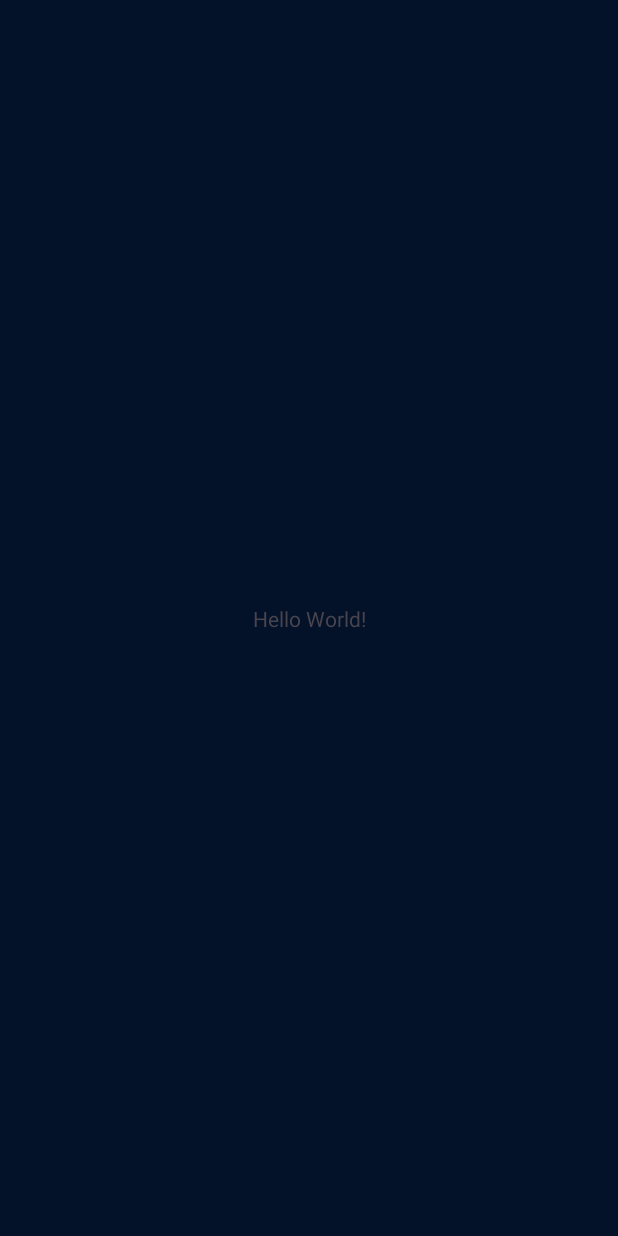
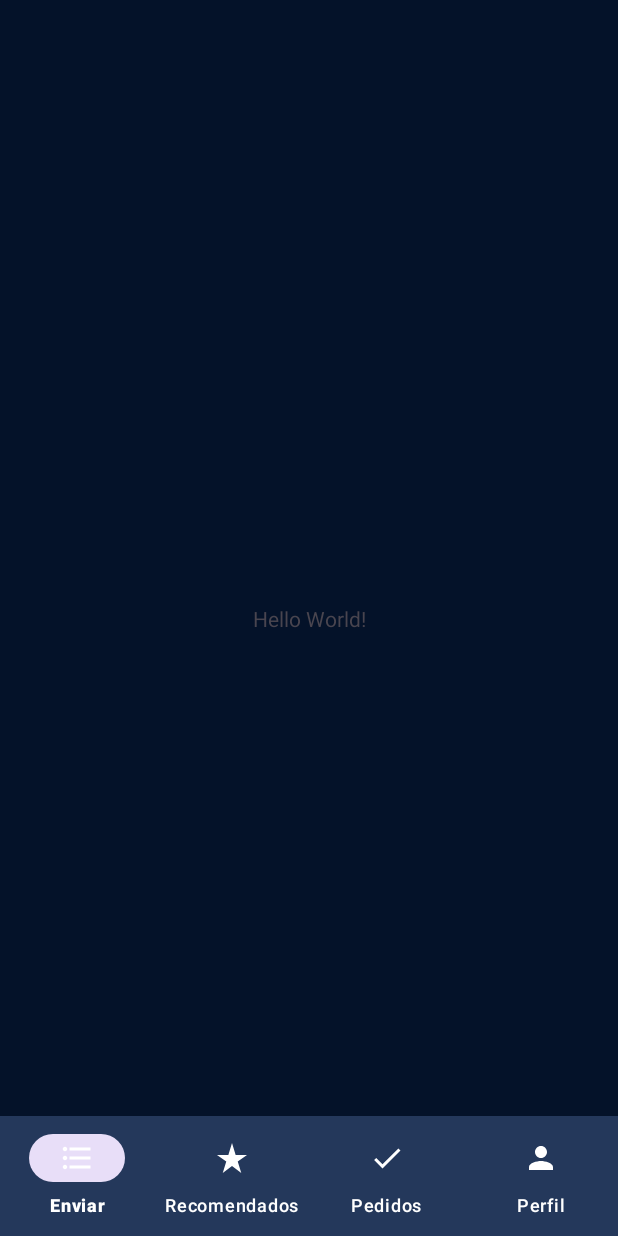
Before and after one commit to Martin-Ball/Preventapp, an Android app: the MainActivity screen opened directly, with no data from a screen before it, on a phone screen of 412 x 824 dp. Before the commit the screen is almost empty. Run offline under Robolectric (Android 15) with nearby library versions, the phone set to English and light mode, and no system bars.

Commit message:
navbar menu

```diff
--- a/app/src/main/java/com/martin/preventapp/View/MainActivity.kt
+++ b/app/src/main/java/com/martin/preventapp/View/MainActivity.kt
@@ -9,4 +9,6 @@ class MainActivity : AppCompatActivity() {
         super.onCreate(savedInstanceState)
         setContentView(R.layout.activity_main)
     }
+
+
 }
--- /dev/null
+++ b/app/src/main/res/drawable/ic_list.xml
@@ -0,0 +1,5 @@
+<vector android:autoMirrored="true" android:height="24dp"
+    android:tint="#000000" android:viewportHeight="24"
+    android:viewportWidth="24" android:width="24dp" xmlns:android="http://schemas.android.com/apk/res/android">
+    <path android:fillColor="@android:color/white" android:pathData="M4,10.5c-0.83,0 -1.5,0.67 -1.5,1.5s0.67,1.5 1.5,1.5 1.5,-0.67 1.5,-1.5 -0.67,-1.5 -1.5,-1.5zM4,4.5c-0.83,0 -1.5,0.67 -1.5,1.5S3.17,7.5 4,7.5 5.5,6.83 5.5,6 4.83,4.5 4,4.5zM4,16.5c-0.83,0 -1.5,0.68 -1.5,1.5s0.68,1.5 1.5,1.5 1.5,-0.68 1.5,-1.5 -0.67,-1.5 -1.5,-1.5zM7,19h14v-2L7,17v2zM7,13h14v-2L7,11v2zM7,5v2h14L21,5L7,5z"/>
+</vector>
--- /dev/null
+++ b/app/src/main/res/drawable/ic_order.xml
@@ -0,0 +1,5 @@
+<vector android:height="24dp" android:tint="#000000"
+    android:viewportHeight="24" android:viewportWidth="24"
+    android:width="24dp" xmlns:android="http://schemas.android.com/apk/res/android">
+    <path android:fillColor="@android:color/white" android:pathData="M9,16.17L4.83,12l-1.42,1.41L9,19 21,7l-1.41,-1.41z"/>
+</vector>
--- /dev/null
+++ b/app/src/main/res/drawable/ic_person.xml
@@ -0,0 +1,5 @@
+<vector android:height="24dp" android:tint="#000000"
+    android:viewportHeight="24" android:viewportWidth="24"
+    android:width="24dp" xmlns:android="http://schemas.android.com/apk/res/android">
+    <path android:fillColor="@android:color/white" android:pathData="M12,12c2.21,0 4,-1.79 4,-4s-1.79,-4 -4,-4 -4,1.79 -4,4 1.79,4 4,4zM12,14c-2.67,0 -8,1.34 -8,4v2h16v-2c0,-2.66 -5.33,-4 -8,-4z"/>
+</vector>
--- /dev/null
+++ b/app/src/main/res/drawable/ic_star.xml
@@ -0,0 +1,5 @@
+<vector android:height="24dp" android:tint="#000000"
+    android:viewportHeight="24" android:viewportWidth="24"
+    android:width="24dp" xmlns:android="http://schemas.android.com/apk/res/android">
+    <path android:fillColor="@android:color/white" android:pathData="M14.43,10l-2.43,-8l-2.43,8l-7.57,0l6.18,4.41l-2.35,7.59l6.17,-4.69l6.18,4.69l-2.35,-7.59l6.17,-4.41z"/>
+</vector>
--- a/app/src/main/res/layout/activity_login.xml
+++ b/app/src/main/res/layout/activity_login.xml
@@ -30,6 +30,7 @@
         app:layout_constraintBottom_toBottomOf="parent"
         app:layout_constraintEnd_toEndOf="parent"
         app:layout_constraintStart_toStartOf="parent"
-        app:layout_constraintTop_toBottomOf="@+id/textView" />
+        app:layout_constraintTop_toBottomOf="@+id/textView"
+        app:layout_constraintVertical_bias="0.265" />
 
 </androidx.constraintlayout.widget.ConstraintLayout>
--- a/app/src/main/res/layout/activity_main.xml
+++ b/app/src/main/res/layout/activity_main.xml
@@ -4,6 +4,7 @@
     xmlns:tools="http://schemas.android.com/tools"
     android:layout_width="match_parent"
     android:layout_height="match_parent"
+    android:focusableInTouchMode="false"
     tools:context=".View.MainActivity">
 
     <TextView
@@ -15,4 +16,18 @@
         app:layout_constraintStart_toStartOf="parent"
         app:layout_constraintTop_toTopOf="parent" />
 
+    <com.google.android.material.bottomnavigation.BottomNavigationView
+        android:id="@+id/bottomNavigationView"
+        android:layout_width="match_parent"
+        android:layout_height="wrap_content"
+        android:background="@color/blue"
+        app:itemIconTint="@color/white"
+        app:itemTextColor="@color/white"
+        app:labelVisibilityMode="labeled"
+        app:layout_constraintBottom_toBottomOf="parent"
+        app:layout_constraintEnd_toEndOf="parent"
+        app:layout_constraintHorizontal_bias="0.5"
+        app:layout_constraintStart_toStartOf="parent"
+        app:menu="@menu/bottom_navigation_menu" />
+
 </androidx.constraintlayout.widget.ConstraintLayout>
--- /dev/null
+++ b/app/src/main/res/menu/bottom_navigation_menu.xml
@@ -0,0 +1,21 @@
+<menu xmlns:android="http://schemas.android.com/apk/res/android">
+    <item
+        android:id="@+id/navigation_list"
+        android:title="Enviar"
+        android:icon="@drawable/ic_list" />
+
+    <item
+        android:id="@+id/navigation_recommended"
+        android:title="Recomendados"
+        android:icon="@drawable/ic_star" />
+
+    <item
+        android:id="@+id/navigation_orders"
+        android:title="Pedidos"
+        android:icon="@drawable/ic_order" />
+
+    <item
+        android:id="@+id/navigation_profile"
+        android:title="Perfil"
+        android:icon="@drawable/ic_person" />
+</menu>
--- a/app/src/main/res/values/colors.xml
+++ b/app/src/main/res/values/colors.xml
@@ -3,9 +3,11 @@
     <color name="black">#FF000000</color>
     <color name="white">#FFFFFFFF</color>
     <color name="gray">#6B7371</color>
+    <color name="soft_gray">#989C9B</color>
 
     <!--appColor-->
     <color name="background">#041229</color>
     <color name="border">#3FCAA0</color>
+    <color name="blue">#24385B</color>
 
 </resources>
```
Also changed, not shown: app/src/main/java/com/martin/preventapp/Controller/Interfaces/LoginInterfaces.kt (added, +19 -0 lines), app/src/main/java/com/martin/preventapp/Controller/LoginController.kt (added, +37 -0 lines), app/src/main/java/com/martin/preventapp/Model/LoginModel.kt (added, +25 -0 lines), app/src/main/java/com/martin/preventapp/View/Fragments/LoginFragment.kt (+26 -9 lines), app/src/main/java/com/martin/preventapp/View/LoginActivity.kt (+13 -2 lines), app/src/main/res/layout/fragment_login.xml (+8 -4 lines).
